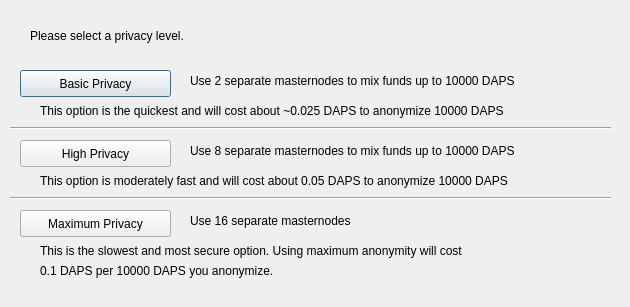
Qt form src/qt/forms/obfuscationconfig.ui (pedrorv0106/DAPS) before a commit.
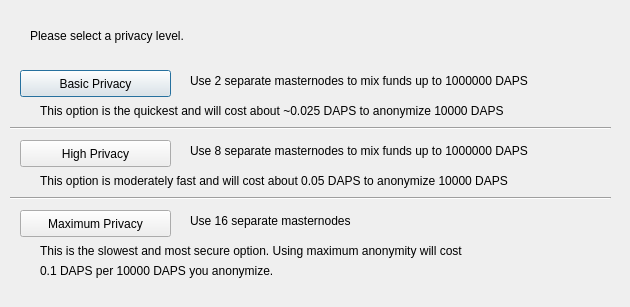
The same form after that commit.

Commit message: DAPS-360 #ready-for-qa #time 0.5h #comment Fix masternode collateral to 1M DAPS

What changed in the file:
```diff
--- a/src/qt/forms/obfuscationconfig.ui
+++ b/src/qt/forms/obfuscationconfig.ui
@@ -75,7 +75,7 @@
     </rect>
    </property>
    <property name="text">
-    <string>Use 2 separate masternodes to mix funds up to 10000 DAPS</string>
+    <string>Use 2 separate masternodes to mix funds up to 1000000 DAPS</string>
    </property>
   </widget>
   <widget class="QLabel" name="label_3">
@@ -88,7 +88,7 @@
     </rect>
    </property>
    <property name="text">
-    <string>Use 8 separate masternodes to mix funds up to 10000 DAPS</string>
+    <string>Use 8 separate masternodes to mix funds up to 1000000 DAPS</string>
    </property>
   </widget>
   <widget class="QLabel" name="label_4">
```
The commit also changes 23 other files.
